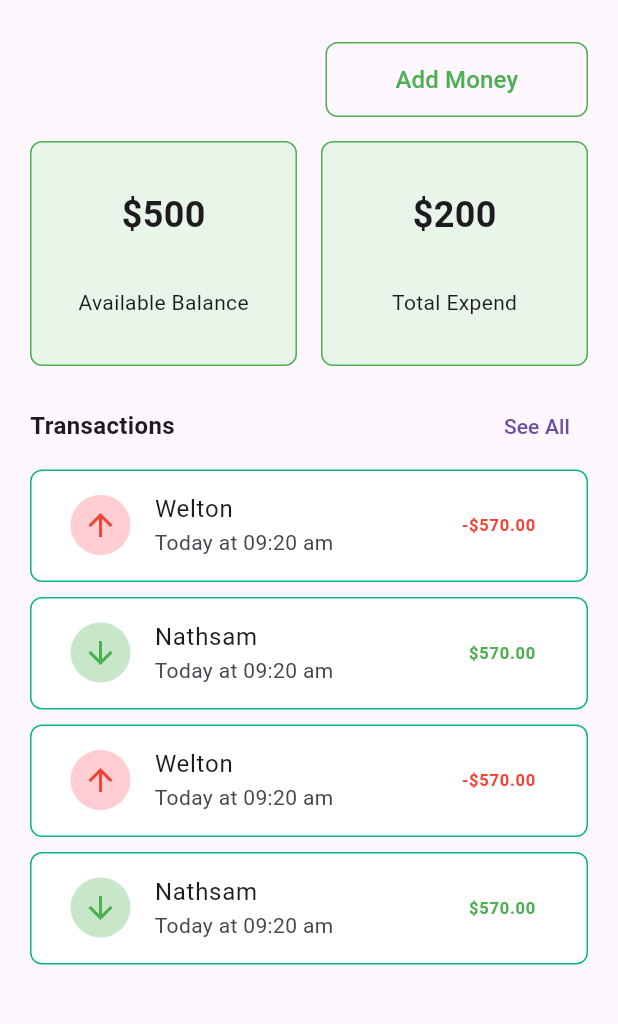
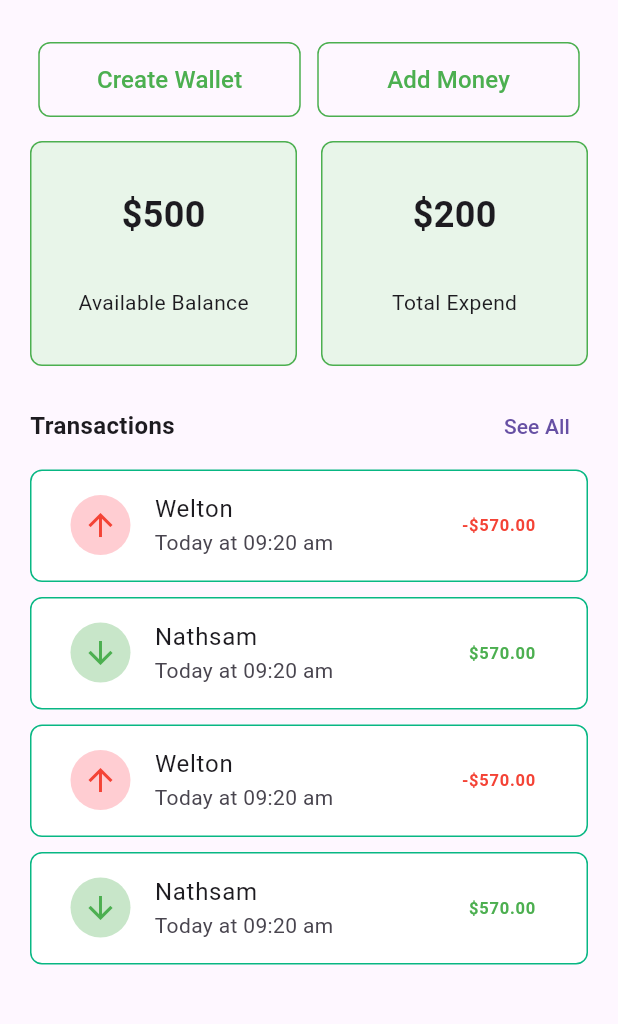
Before and after one commit to Marwanik/RideshareApp, a Flutter app: the WalletScreen screen opened directly, on a phone screen of 412 x 824 dp, the part 72-1096 px from its top. Run offline on Flutter 3.47's test engine with Material 3 defaults, Android fonts, the phone set to English and light mode, and no system bars; our stand-ins replace bloc, dio, flutter_bloc, flutter_map, geolocator, get_it and 2 more; accounts and stored records are empty.

Commit message:
add wallet

```diff
--- /dev/null
+++ b/lib/bloc/wallet/wallet_bloc.dart
@@ -0,0 +1,30 @@
+import 'package:flutter_bloc/flutter_bloc.dart';
+import 'package:rideshare/bloc/wallet/wallet_event.dart';
+import 'package:rideshare/bloc/wallet/wallet_state.dart';
+import 'package:rideshare/repos/walletRepo.dart';
+
+class WalletBloc extends Bloc<WalletEvent, WalletState> {
+  final WalletRepository walletRepository;
+
+  WalletBloc(this.walletRepository) : super(WalletInitial()) {
+    on<FetchWalletEvent>(_onFetchWallet);
+  }
+
+  void _onFetchWallet(FetchWalletEvent event, Emitter<WalletState> emit) async {
+    emit(WalletLoading());
+    print('Fetching wallet info...');
+
+    try {
+      final walletData = await walletRepository.fetchWallet(event.token);
+      emit(WalletLoaded(walletData));
+      print('Wallet info fetched successfully: $walletData');
+    } catch (error) {
+      print('Error: $error');
+      if (error.toString().contains('Access denied')) {
+        emit(WalletError('Access denied: Invalid or expired token. Please log in again.'));
+      } else {
+        emit(WalletError(error.toString()));
+      }
+    }
+  }
+}
--- /dev/null
+++ b/lib/bloc/wallet/wallet_event.dart
@@ -0,0 +1,10 @@
+import 'package:flutter/material.dart';
+
+@immutable
+abstract class WalletEvent {}
+
+class FetchWalletEvent extends WalletEvent {
+  final String token;
+
+  FetchWalletEvent({required this.token});
+}
--- /dev/null
+++ b/lib/bloc/wallet/wallet_state.dart
@@ -0,0 +1,21 @@
+import 'package:flutter/material.dart';
+import 'package:rideshare/model/walletModel.dart';
+
+@immutable
+abstract class WalletState {}
+
+class WalletInitial extends WalletState {}
+
+class WalletLoading extends WalletState {}
+
+class WalletLoaded extends WalletState {
+  final WalletModel wallet;
+
+  WalletLoaded(this.wallet);
+}
+
+class WalletError extends WalletState {
+  final String error;
+
+  WalletError(this.error);
+}
--- a/lib/main.dart
+++ b/lib/main.dart
@@ -2,6 +2,7 @@ import 'package:flutter/material.dart';
 import 'package:flutter_bloc/flutter_bloc.dart';
 import 'package:rideshare/bloc/bisycle/bisycle_bloc.dart';
 import 'package:rideshare/bloc/category/category_bloc.dart';
+import 'package:rideshare/bloc/wallet/wallet_bloc.dart';
 import 'package:rideshare/pages/login/loginScreen.dart';
 import 'package:rideshare/pages/onBoarding/onboardingScreen.dart';
 import 'package:rideshare/pages/welcome/welcomeScreen.dart';
@@ -43,7 +44,10 @@ class MyApp extends StatelessWidget {
           create: (context) => sl<CategoryBloc>(),
         ),
         BlocProvider(
-          create: (context) => sl<BicycleBloc>(), // Provide the BicycleBloc
+          create: (context) => sl<BicycleBloc>(),
+        ),
+        BlocProvider(
+          create: (context) => sl<WalletBloc>(),
         ),
       ],
       child: MaterialApp(
--- a/lib/pages/wallet/myWallet/walletScreen.dart
+++ b/lib/pages/wallet/myWallet/walletScreen.dart
@@ -1,5 +1,6 @@
 import 'package:flutter/material.dart';
 import 'package:rideshare/pages/wallet/addAmount/addAmountScreen.dart';
+import 'package:rideshare/pages/wallet/createNewWallet/createWalletScreen.dart';
 import 'package:rideshare/widget/button/outlineButton.dart';
 import 'package:rideshare/widget/container/balanceCardContainer.dart';
 import 'package:rideshare/widget/drawer/homeDrawer.dart';
@@ -43,8 +44,22 @@ class WalletScreen extends StatelessWidget {
           crossAxisAlignment: CrossAxisAlignment.start,
           children: [
             Row(
-              mainAxisAlignment: MainAxisAlignment.end,
+              mainAxisAlignment: MainAxisAlignment.spaceAround,
               children: [
+                Container(
+                  width: 175,
+                  child: CustomOutlinedButton(
+                    text: 'Create Wallet',
+                    onPressed: () {
+                      Navigator.push(
+                          context,
+                          MaterialPageRoute(
+                            builder: (context) => WalletPage(),
+                          ));
+                    },
+                  ),
+                ),
+
                 Container(
                   width: 175,
                   child: CustomOutlinedButton(
--- /dev/null
+++ b/lib/repos/walletRepo.dart
@@ -0,0 +1,12 @@
+import 'package:rideshare/model/walletModel.dart';
+import 'package:rideshare/service/walletService.dart';
+
+class WalletRepository {
+  final WalletService walletService;
+
+  WalletRepository(this.walletService);
+
+  Future<WalletModel> fetchWallet(String token) async {
+    return await walletService.getWallet(token);
+  }
+}
```
Also changed, not shown: lib/config/serviceLocater.dart (+9 -1 lines), lib/model/walletModel.dart (added, +19 -0 lines), lib/pages/wallet/createNewWallet/createWalletScreen.dart (added, +132 -0 lines), lib/service/walletService.dart (added, +125 -0 lines).
